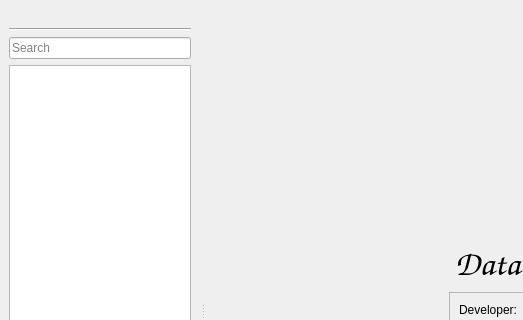
Before: the Qt Designer form mainwindow.ui in LibertaSoft/DatabaseAnime, drawn with Qt 5; both pictures show x 0 to 523 and y 0 to 320 of the 911 by 624 pixel window.
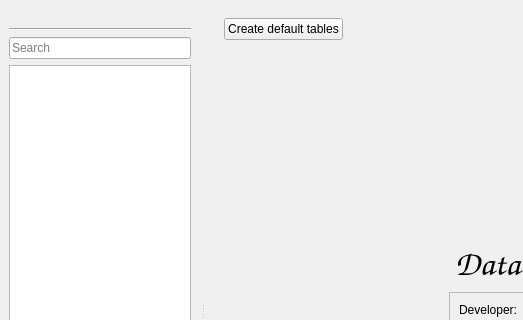
After: the same form once the commit is applied. Icons and pictures are not drawn.

Patch:
```diff
--- a/mainwindow.ui
+++ b/mainwindow.ui
@@ -48,6 +48,13 @@
           <property name="sizeConstraint">
            <enum>QLayout::SetMinimumSize</enum>
           </property>
+          <item>
+           <widget class="QPushButton" name="PButton_Create">
+            <property name="text">
+             <string>Create default tables</string>
+            </property>
+           </widget>
+          </item>
           <item>
            <spacer name="HSpacer_0">
             <property name="orientation">
```
Left out of the diff: 4 changed lines with no effect on the pictures.
